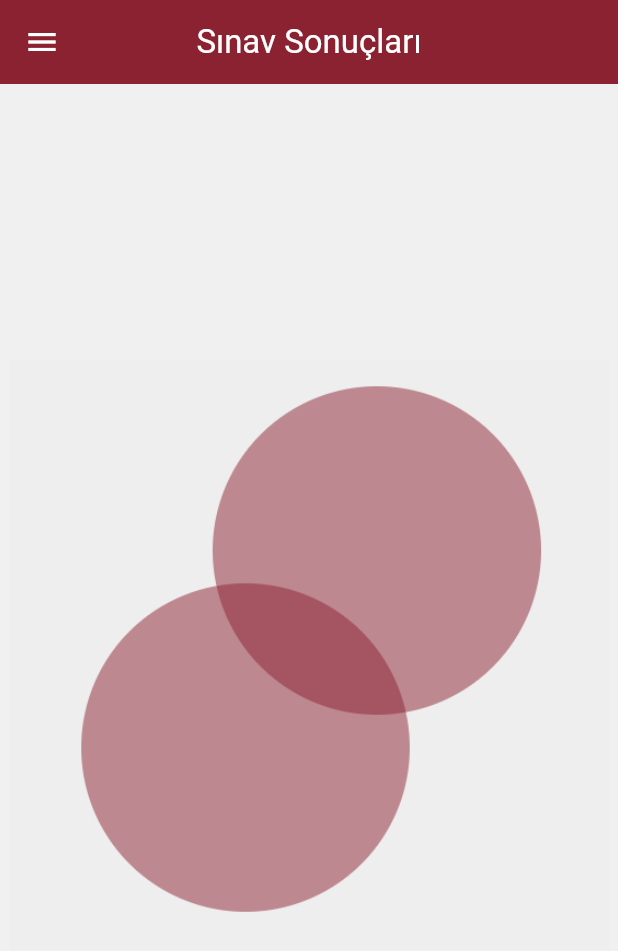
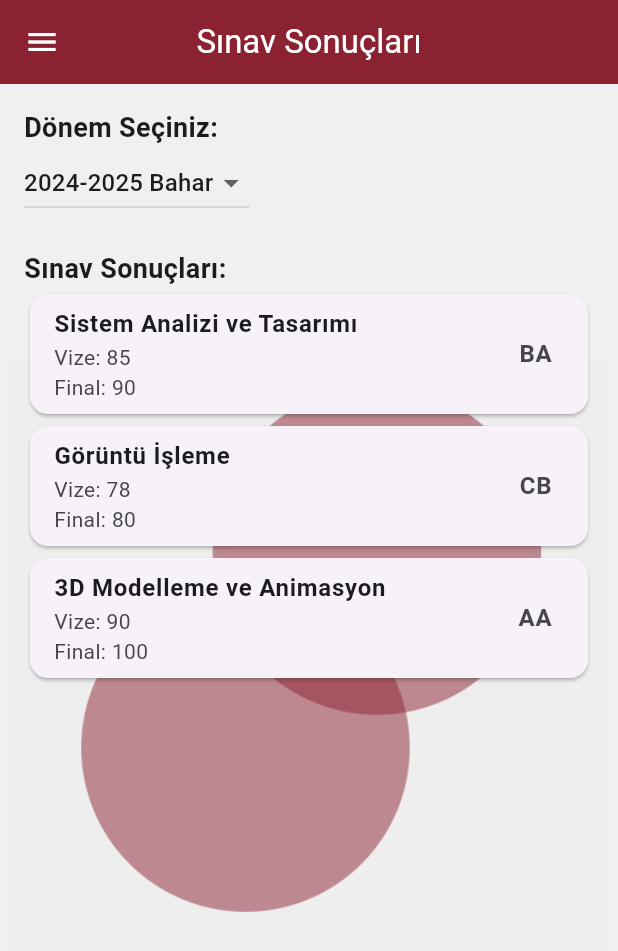
Before and after one commit to busrabetus/izu-mobil, a Flutter app: the sinavsonuclari screen opened directly, on a phone screen of 412 x 824 dp. Shown: the top 951 px of the screen. Run offline on Flutter 3.47's test engine with Material 3 defaults, Android fonts, the phone set to English and light mode, and no system bars.

Commit message:
sınav sonuclari sayfasi eklendi

```diff
--- a/lib/screens/homepage.dart
+++ b/lib/screens/homepage.dart
@@ -203,23 +203,22 @@ class HomePage extends StatelessWidget {
             padding: EdgeInsets.symmetric(horizontal: 4),
             child: Stack(
               children: [
-                // Opak Beyaz Katman
                 Container(
                   height: 210,
                   width: double.infinity,
                   padding: EdgeInsets.all(8),
                   decoration: BoxDecoration(
-                    color: Colors.white.withOpacity(0.3), // %70 opak beyaz
+                    color: Colors.white.withOpacity(0.3),
                     borderRadius: BorderRadius.circular(15),
                   ),
                 ),
-                // Metinlerin olduğu kısım
+
                 Column(
                   children: [
                     Text(
                       shortText,
                       style: TextStyle(
-                        color: Colors.black, // Daha okunaklı olması için siyah
+                        color: Colors.black,
                         fontSize: 12,
                         fontWeight: FontWeight.bold,
                       ),
--- a/lib/screens/sinavsonuclari.dart
+++ b/lib/screens/sinavsonuclari.dart
@@ -9,10 +9,37 @@ class sinavsonuclari extends StatefulWidget {
 }
 
 class _sinavsonuclariState extends State<sinavsonuclari> {
+   late String selectedTerm;
+
+  final Map<String, List<Map<String, String>>> dummyResults = {
+    "2023-2024 Bahar": [
+      {"ders": "Algoritma Analizi", "vize": "70", "final": "50", "harf": "CC"},
+      {"ders": "Web Tabanlı Programlama", "vize": "95","final": "100", "harf": "AA"},
+      {"ders": "Grafik Programlama", "vize": "80","final": "100", "harf": "AA"},
+      {"ders": "Diferansiyel Denklemler", "vize": "87","final": "73", "harf": "BA"},
+    ],
+    "2024-2025 Güz": [
+      {"ders": "İşletim Sistemleri", "vize": "88","final": "100", "harf": "AA"},
+      {"ders": "Linux Sistem Yönetimi", "vize": "92","final": "90", "harf": "AA"},
+      {"ders": "Yazılım Mimarisi", "vize": "80","final": "90", "harf": "BA"},
+    ],
+    "2024-2025 Bahar": [
+      {"ders": "Sistem Analizi ve Tasarımı", "vize": "85", "final": "90", "harf": "BA"},
+      {"ders": "Görüntü İşleme", "vize": "78","final": "80", "harf": "CB"},
+      {"ders": "3D Modelleme ve Animasyon", "vize": "90","final": "100", "harf": "AA"},
+    ],
+  };
+
+  @override
+  void initState() {
+    super.initState();
+    selectedTerm = dummyResults.keys.last;
+  }
+
   @override
   Widget build(BuildContext context) {
     return Scaffold(
-      backgroundColor:  Color(0xFFF0F0F0),
+      backgroundColor: Color(0xFFF0F0F0),
       appBar: AppBar(
         backgroundColor: Color(0xFF8B2231),
         title: Text("Sınav Sonuçları", style: TextStyle(color: Colors.white)),
@@ -32,15 +59,65 @@ class _sinavsonuclariState extends State<sinavsonuclari> {
             ),
           ),
 
-
-
-              // SAYFA İCERİGİ BURADA OLACAK
-
-
-
-
-            ]
-        )
+          Padding(
+            padding: const EdgeInsets.all(16.0),
+            child: Column(
+              crossAxisAlignment: CrossAxisAlignment.start,
+              children: [
+                Text(
+                  "Dönem Seçiniz:",
+                  style: TextStyle(fontSize: 18, fontWeight: FontWeight.bold),
+                ),
+                DropdownButton<String>(
+                  value: selectedTerm,
+                  items: dummyResults.keys.map((String term) {
+                    return DropdownMenuItem<String>(
+                      value: term,
+                      child: Text(term),
+                    );
+                  }).toList(),
+                  onChanged: (String? newValue) {
+                    if (newValue != null) {
+                      setState(() {
+                        selectedTerm = newValue;
+                      });
+                    }
+                  },
+                ),
+                SizedBox(height: 20),
+                Text(
+                  "Sınav Sonuçları:",
+                  style: TextStyle(fontSize: 18, fontWeight: FontWeight.bold),
+                ),
+                Expanded(
+                  child: ListView.builder(
+                    itemCount: dummyResults[selectedTerm]?.length ?? 0,
+                    itemBuilder: (context, index) {
+                      var result = dummyResults[selectedTerm]![index];
+                      return Card(
+                        child: ListTile(
+                          title: Text(result["ders"]!, style: TextStyle(fontWeight: FontWeight.bold, fontSize: 16),),
+                          subtitle: Column(
+                            crossAxisAlignment: CrossAxisAlignment.start,
+                            children: [
+                              Text("Vize: ${result["vize"]}"),
+                              Text("Final: ${result["final"]}"),
+                            ],
+                          ),
+                          trailing: Text(
+                            result["harf"]!,
+                            style: TextStyle(fontWeight: FontWeight.bold, fontSize: 16),
+                          ),
+                        ),
+                      );
+                    },
+                  ),
+                ),
+              ],
+            ),
+          ),
+        ],
+      ),
     );
   }
 }
```
Also changed, not shown: 4 other files. Lines whose indentation alone changed are shown as unchanged.
